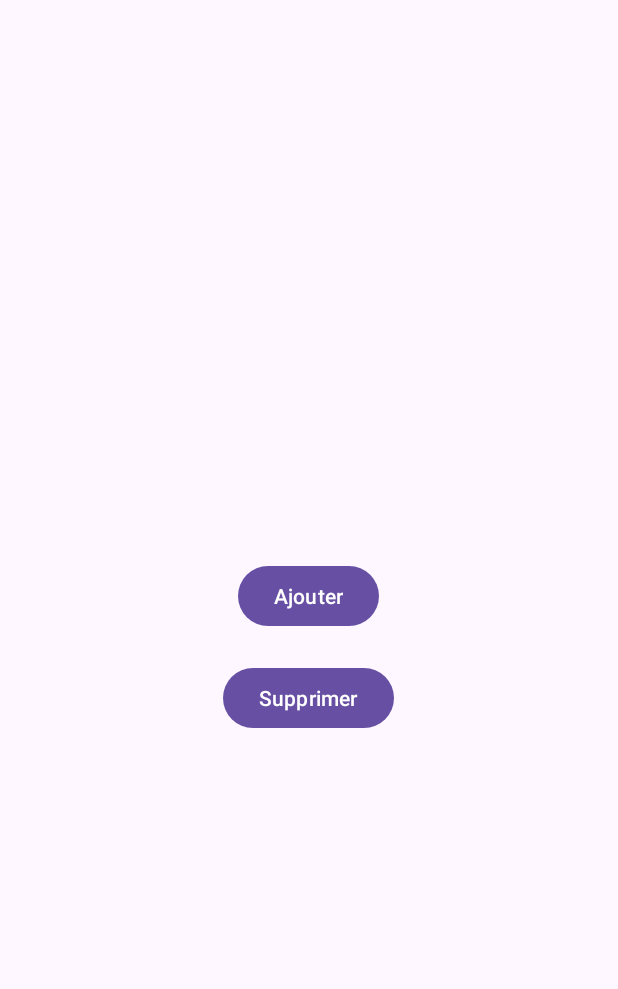
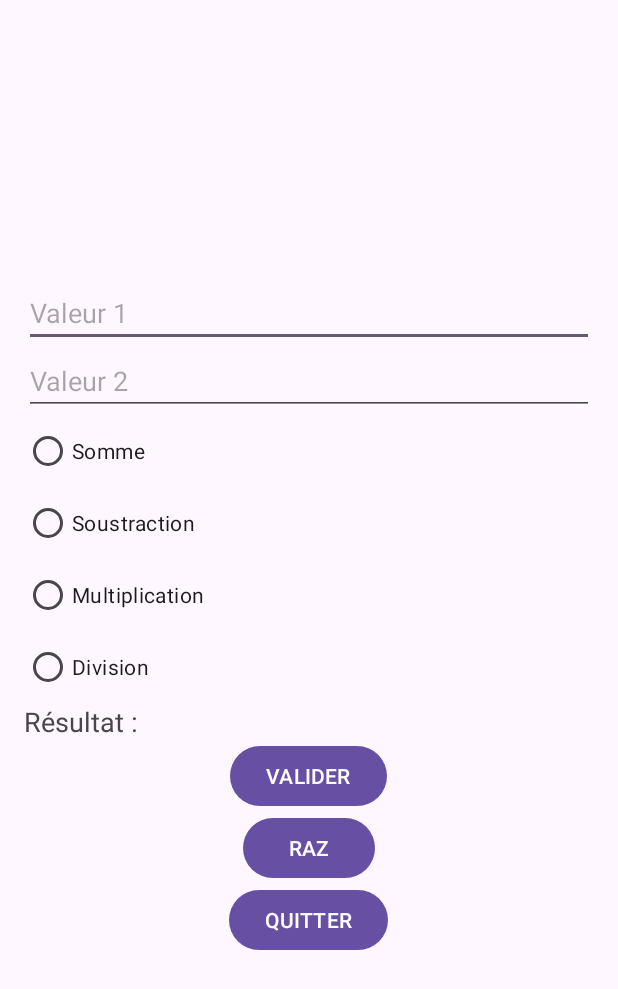
Before and after one commit to its-abdou/mobile-dev, an Android app: the screen it shows after launch (MainActivity), on a phone screen of 412 x 824 dp. Shown: the top 989 px of the screen. Run offline under Robolectric (Android 15) with nearby library versions, the phone set to English and light mode, and no system bars.

Commit message:
Exo Supp

```diff
--- a/app/src/main/java/com/example/mob_dev_tp/MainActivity.java
+++ b/app/src/main/java/com/example/mob_dev_tp/MainActivity.java
@@ -1,43 +1,96 @@
 package com.example.mob_dev_tp;
 
+
 import android.os.Bundle;
+import android.view.View;
 import android.widget.Button;
+import android.widget.EditText;
+import android.widget.RadioButton;
+import android.widget.RadioGroup;
+import android.widget.TextView;
+import android.widget.Toast;
+
 import androidx.appcompat.app.AppCompatActivity;
-import android.view.View;
-import android.widget.TextView;
 
 public class MainActivity extends AppCompatActivity {
-   Button incrementButton;
-   Button decreaseButton;
-   TextView text1;
-   int counter = 0;
+
+    private EditText num1, num2;
+    private RadioGroup operationGroup;
+    private TextView result;
+    private Button validate, reset, exit;
 
     @Override
     protected void onCreate(Bundle savedInstanceState) {
         super.onCreate(savedInstanceState);
         setContentView(R.layout.activity_main);
-        incrementButton = findViewById(R.id.incrementButton);
-        decreaseButton = findViewById(R.id.decrementButton);
-        text1 = findViewById(R.id.text);
-        decreaseButton.setOnClickListener(new View.OnClickListener() {
+
+        num1 = findViewById(R.id.num1);
+        num2 = findViewById(R.id.num2);
+        operationGroup = findViewById(R.id.operationGroup);
+        result = findViewById(R.id.result);
+        validate = findViewById(R.id.validate);
+        reset = findViewById(R.id.reset);
+        exit = findViewById(R.id.exit);
+
+        // Handle Calculation
+        validate.setOnClickListener(new View.OnClickListener() {
             @Override
             public void onClick(View v) {
-                if (counter<= 0){
-                    decreaseButton.setEnabled(false);
-                }
-                else{
-                    counter --;
-                    text1.setText("Vous avez "+counter+" points actuellement");}
+                calculateResult();
+            }
+        });
 
-                }
+
+        // Handle Exit
+        exit.setOnClickListener(new View.OnClickListener() {
+            @Override
+            public void onClick(View v) {
+                finish(); // Closes the app
+            }
         });
-        };
+    }
 
-    public void increment(View view) {
-        counter++;
-        if (counter > 0) {
-            decreaseButton.setEnabled(true);
+    private void calculateResult() {
+        String val1 = num1.getText().toString();
+        String val2 = num2.getText().toString();
+
+        if (val1.isEmpty() || val2.isEmpty()) {
+            Toast.makeText(this, "Veuillez entrer les deux valeurs.", Toast.LENGTH_SHORT).show();
+            return;
         }
-        text1.setText("Vous avez "+counter+" points actuellement");
+
+        double number1 = Double.parseDouble(val1);
+        double number2 = Double.parseDouble(val2);
+        double res = 0;
+
+        int selectedId = operationGroup.getCheckedRadioButtonId();
+        if (selectedId == -1) {
+            Toast.makeText(this, "Veuillez sélectionner une opération.", Toast.LENGTH_SHORT).show();
+            return;
+        }
+
+        if (selectedId == R.id.addition) {
+            res = number1 + number2;
+        } else if (selectedId == R.id.subtraction) {
+            res = number1 - number2;
+        } else if (selectedId == R.id.multiplication) {
+            res = number1 * number2;
+        } else if (selectedId == R.id.division) {
+            if (number2 == 0) {
+                Toast.makeText(this, "Division par zéro impossible!", Toast.LENGTH_SHORT).show();
+                return;
+            }
+            res = number1 / number2;
+        }
+
+        result.setText("Résultat : " + res);
     }
+
+    // Handle Reset
+    public void resetFields(View view) {
+        num1.setText("");
+        num2.setText("");
+        operationGroup.clearCheck();
+        result.setText("Résultat :");
     }
+}
--- a/app/src/main/res/layout/activity_main.xml
+++ b/app/src/main/res/layout/activity_main.xml
@@ -1,30 +1,78 @@
 <?xml version="1.0" encoding="utf-8"?>
-<LinearLayout
-    xmlns:android="http://schemas.android.com/apk/res/android"
-    android:orientation="vertical"
+<LinearLayout xmlns:android="http://schemas.android.com/apk/res/android"
     android:layout_width="match_parent"
     android:layout_height="match_parent"
+    android:orientation="vertical"
+    android:padding="16dp"
     android:gravity="center">
 
+    <EditText
+        android:id="@+id/num1"
+        android:layout_width="match_parent"
+        android:layout_height="wrap_content"
+        android:hint="Valeur 1"
+        android:inputType="numberDecimal"/>
+
+    <EditText
+        android:id="@+id/num2"
+        android:layout_width="match_parent"
+        android:layout_height="wrap_content"
+        android:hint="Valeur 2"
+        android:inputType="numberDecimal"/>
+
+    <RadioGroup
+        android:id="@+id/operationGroup"
+        android:layout_width="match_parent"
+        android:layout_height="wrap_content">
+
+        <RadioButton
+            android:id="@+id/addition"
+            android:layout_width="wrap_content"
+            android:layout_height="wrap_content"
+            android:text="Somme"/>
+
+        <RadioButton
+            android:id="@+id/subtraction"
+            android:layout_width="wrap_content"
+            android:layout_height="wrap_content"
+            android:text="Soustraction"/>
+
+        <RadioButton
+            android:id="@+id/multiplication"
+            android:layout_width="wrap_content"
+            android:layout_height="wrap_content"
+            android:text="Multiplication"/>
+
+        <RadioButton
+            android:id="@+id/division"
+            android:layout_width="wrap_content"
+            android:layout_height="wrap_content"
+            android:text="Division"/>
+    </RadioGroup>
+
     <TextView
+        android:id="@+id/result"
+        android:layout_width="match_parent"
+        android:layout_height="wrap_content"
+        android:text="Résultat :"
+        android:textSize="18sp"/>
+
+    <Button
+        android:id="@+id/validate"
         android:layout_width="wrap_content"
         android:layout_height="wrap_content"
-        android:id="@+id/text"
-        android:layout_marginBottom="20dp"
-      />
+        android:text="VALIDER"/>
 
     <Button
+        android:id="@+id/reset"
         android:layout_width="wrap_content"
         android:layout_height="wrap_content"
-        android:id="@+id/incrementButton"
-        android:onClick="increment"
-        android:text="Ajouter"
-        android:layout_marginBottom="20dp"/>
+        android:text="RAZ"
+        android:onClick="resetFields"/>
 
     <Button
-        android:id="@+id/decrementButton"
+        android:id="@+id/exit"
         android:layout_width="wrap_content"
         android:layout_height="wrap_content"
-        android:text="Supprimer" />
-
+        android:text="QUITTER"/>
 </LinearLayout>
```
